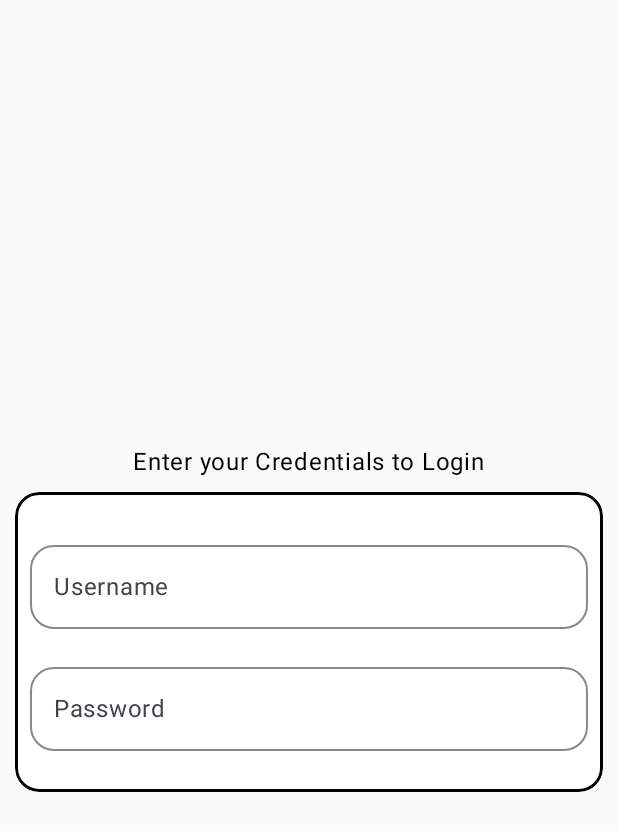
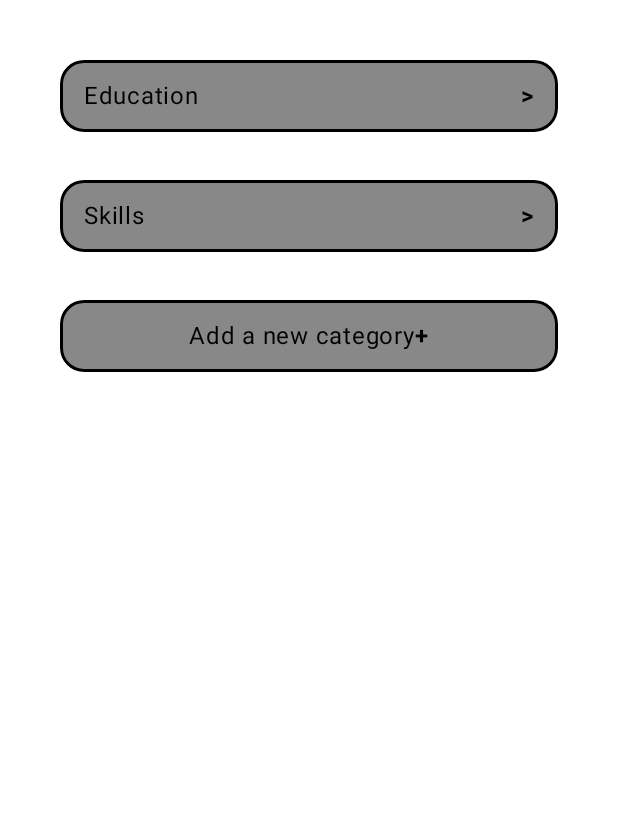
Before and after one commit to MohammadIrshadAhmed/ResumeApp, an Android app built with Jetpack Compose: the screen it shows after launch (MainActivity), on a phone screen of 412 x 824 dp. Shown: the top 831 px of the screen. Run offline under Robolectric (Android 15) with nearby library versions, the phone set to English and light mode, and no system bars.

Commit message:
login ui page with category Page

```diff
--- /dev/null
+++ b/app/src/main/java/com/example/resumeandroidapp/CategoryPage.kt
@@ -0,0 +1,117 @@
+package com.example.resumeandroidapp
+
+import androidx.compose.foundation.background
+import androidx.compose.foundation.border
+import androidx.compose.foundation.clickable
+import androidx.compose.foundation.layout.Arrangement
+import androidx.compose.foundation.layout.Box
+import androidx.compose.foundation.layout.Column
+import androidx.compose.foundation.layout.Row
+import androidx.compose.foundation.layout.Spacer
+import androidx.compose.foundation.layout.fillMaxSize
+import androidx.compose.foundation.layout.fillMaxWidth
+import androidx.compose.foundation.layout.height
+import androidx.compose.foundation.layout.padding
+import androidx.compose.foundation.layout.width
+import androidx.compose.foundation.shape.RoundedCornerShape
+import androidx.compose.material3.Text
+import androidx.compose.runtime.Composable
+import androidx.compose.runtime.getValue
+import androidx.compose.runtime.mutableStateOf
+import androidx.compose.runtime.remember
+import androidx.compose.runtime.setValue
+import androidx.compose.ui.Alignment
+import androidx.compose.ui.Modifier
+import androidx.compose.ui.R
+import androidx.compose.ui.draw.clip
+import androidx.compose.ui.graphics.Color
+import androidx.compose.ui.text.font.FontWeight
+import androidx.compose.ui.text.intl.Locale
+import androidx.compose.ui.tooling.preview.Preview
+import androidx.compose.ui.unit.dp
+import com.example.resumeandroidapp.ui.theme.ResumeAndroidAppTheme
+
+@Composable
+fun CategoryPage() {
+    // TODO: I have to implement a title with scaffold
+    val CategoryList = arrayListOf<String>()
+    CategoryList.add("Education")
+    CategoryList.add("Skills")
+    var selectedCategory by remember { mutableStateOf("") }
+    Box(
+        modifier = Modifier
+            .fillMaxSize()
+            .background(color = Color.White)
+    ) {
+        Column(modifier = Modifier.padding(24.dp), verticalArrangement = Arrangement.SpaceEvenly) {
+            CategoryList.forEach { category ->
+                showButton(category, selectedCategory, onClick = { temp, ->
+                    selectedCategory = temp
+                })
+            }
+            AddNewCategoryButton(onClick = {
+            })
+        }
+    }
+}
+
+@Composable
+fun showButton(category: String, selected_category: String, onClick: (String) -> Unit) {
+    Box(
+        modifier = Modifier
+            .fillMaxWidth()
+            .padding(16.dp)
+            .height(48.dp)
+            .clip(RoundedCornerShape(16.dp))
+            .background(color = if (selected_category != category) Color.Gray else Color.Blue)
+            .border(width = 2.dp, color = Color.Black, shape = RoundedCornerShape(16.dp))
+            .clickable {
+                onClick(category)
+            },
+        contentAlignment = Alignment.Center
+    ) {
+        Row(
+            modifier = Modifier
+                .fillMaxSize()
+                .padding(horizontal = 16.dp),
+            verticalAlignment = Alignment.CenterVertically,
+            horizontalArrangement = Arrangement.SpaceBetween
+        ) {
+            Text(category)
+            Spacer(modifier = Modifier.width(8.dp))
+            Text(">", fontWeight = FontWeight.Bold)
+        }
+    }
+}
+
+@Composable
+fun AddNewCategoryButton(onClick: () -> Unit) {
+    Box(
+        modifier = Modifier
+            .fillMaxWidth()
+            .padding(16.dp)
+            .height(48.dp)
+            .clip(RoundedCornerShape(16.dp))
+            .background(color = Color.Gray)
+            .border(width = 2.dp, color = Color.Black, shape = RoundedCornerShape(16.dp))
+            .clickable { onClick() },
+        contentAlignment = Alignment.Center
+    ) {
+        Row(
+            verticalAlignment = Alignment.CenterVertically
+        ) {
+            Text("Add a new category")
+            Text("+", fontWeight = FontWeight.Bold)
+        }
+    }
+}
+
+
+
+@Preview
+@Composable
+fun CategoryPagePreview() {
+    ResumeAndroidAppTheme {
+        CategoryPage()
+    }
+}
--- a/app/src/main/java/com/example/resumeandroidapp/MainActivity.kt
+++ b/app/src/main/java/com/example/resumeandroidapp/MainActivity.kt
@@ -12,7 +12,7 @@ class MainActivity : ComponentActivity() {
         enableEdgeToEdge()
         setContent {
             ResumeAndroidAppTheme {
-                LoginPage()
+                CategoryPage()
             }
         }
     }
```
